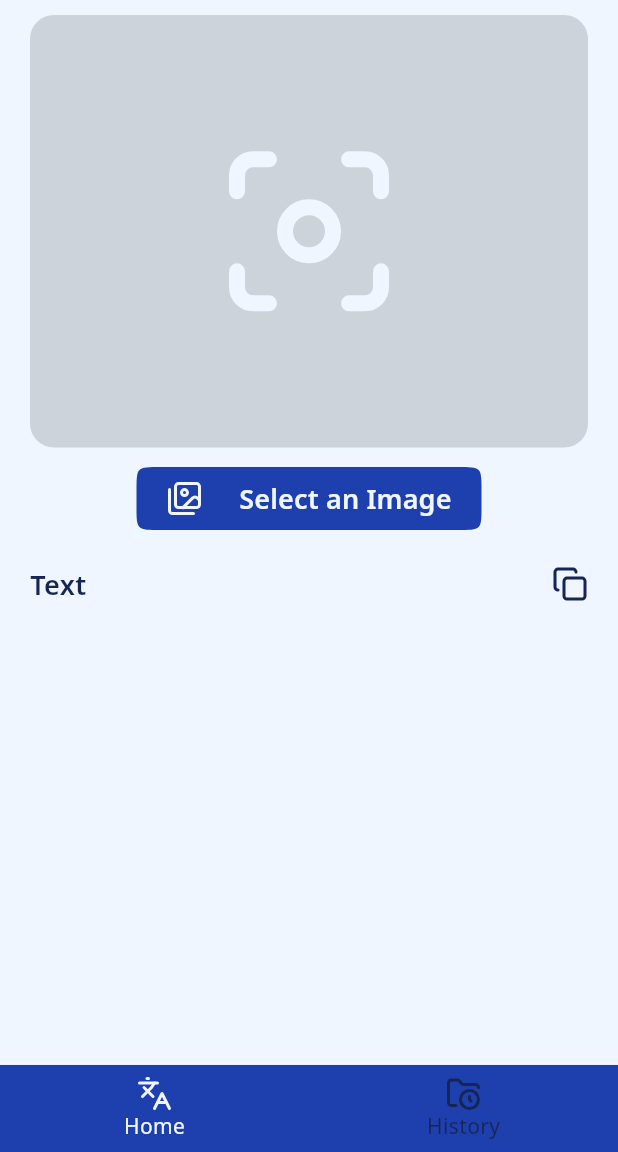
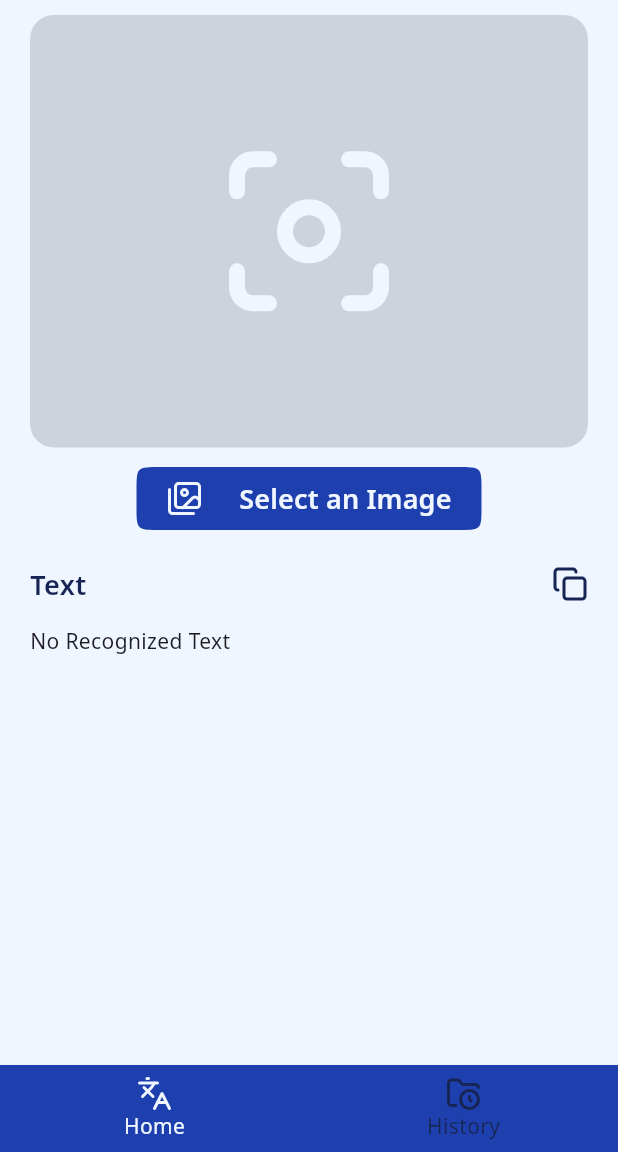
Before and after one commit to uchamod/AI-SaaS-Application-, a Flutter app: the screen it shows after launch, on a phone screen of 412 x 824 dp, the part 84-1236 px from its top. Run offline on Flutter 3.47's test engine with Material 3 defaults, Android fonts, the light colour scheme and no system bars; our stand-ins replace firebase_core, flutter_svg, google_fonts, image_picker; missing offline and left inert: google_mlkit_text_recognition; accounts and stored records are empty.

Commit message:
integrate AI and ML model using google ML kit

```diff
--- a/lib/pages/homepage.dart
+++ b/lib/pages/homepage.dart
@@ -2,7 +2,9 @@ import 'package:ai_saas_application/constant/colors.dart';
 import 'package:ai_saas_application/constant/textstyles.dart';
 import 'package:ai_saas_application/widget/image_box.dart';
 import 'package:flutter/material.dart';
+import 'package:flutter/services.dart';
 import 'package:flutter_svg/flutter_svg.dart';
+import 'package:google_mlkit_text_recognition/google_mlkit_text_recognition.dart';
 import 'package:image_picker/image_picker.dart';
 
 class Homepage extends StatefulWidget {
@@ -15,6 +17,9 @@ class Homepage extends StatefulWidget {
 class _HomepageState extends State<Homepage> {
   bool _isImagePicked = false;
   String? imagePath;
+  bool isProgressing = false;
+  late TextRecognizer textRecognizer;
+  String recognizeText = "";
   //File? _imageFile;
   //pick image
   Future<void> imagePicker(ImageSource source) async {
@@ -27,6 +32,68 @@ class _HomepageState extends State<Homepage> {
       _isImagePicked = true;
       imagePath = image.path;
     });
+  }
+
+  //Prosses and text regognition
+  void _textProsser() async {
+    if (!_isImagePicked) {
+      return null;
+    }
+    setState(() {
+      isProgressing = true;
+      recognizeText = "";
+    });
+    try {
+      InputImage inputImage = InputImage.fromFilePath(imagePath!);
+      RecognizedText recognizedText =
+          await textRecognizer.processImage(inputImage);
+
+      //extract text from image
+      for (TextBlock textBlock in recognizedText.blocks) {
+        for (TextLine textLine in textBlock.lines) {
+          recognizeText += "${textLine.text}\n";
+        }
+      }
+      print(recognizeText);
+    } catch (err) {
+      print(err.toString());
+      ScaffoldMessenger.of(context).showSnackBar(
+        SnackBar(
+          backgroundColor: primaryColor,
+          content: Text(
+            "Unclear or No Text Image",
+            style: Typhography().body,
+          ),
+        ),
+      );
+      if (!mounted) {
+        return;
+      }
+    } finally {
+      setState(() {
+        isProgressing = false;
+        _isImagePicked = false;
+      });
+    }
+  }
+
+  //copy recogniezd text to clipboard
+  void _copyToClipboard() async {
+    if (recognizeText.isNotEmpty) {
+      await Clipboard.setData(ClipboardData(text: recognizeText));
+      if (!mounted) {
+        return;
+      }
+      ScaffoldMessenger.of(context).showSnackBar(
+        SnackBar(
+          backgroundColor: secondaryColor,
+          content: Text(
+            "Text copy to clipboard!",
+            style: Typhography().body.copyWith(color: terneryColor),
+          ),
+        ),
+      );
+    }
   }
 
   void _showModelBottomSheet() {
@@ -70,6 +137,13 @@ class _HomepageState extends State<Homepage> {
   }
 
   @override
+  void initState() {
+    textRecognizer = TextRecognizer(script: TextRecognitionScript.latin);
+
+    super.initState();
+  }
+
+  @override
   Widget build(BuildContext context) {
     return Scaffold(
       appBar: AppBar(
@@ -87,18 +161,26 @@ class _HomepageState extends State<Homepage> {
             const SizedBox(
               height: commonPadding,
             ),
-            //select image
+            //select image and procsss button
             ElevatedButton(
               onPressed: () {
+                if (_isImagePicked) {
+                  _textProsser();
+                } else {
                   _showModelBottomSheet();
+                }
               },
               child: Row(
                 mainAxisAlignment: MainAxisAlignment.spaceBetween,
                 children: [
-                  SvgPicture.asset(
+                  isProgressing
+                      ? const CircularProgressIndicator(
+                          color: secondaryColor,
+                        )
+                      : SvgPicture.asset(
                           "assets/images.svg",
-                    colorFilter:
-                        const ColorFilter.mode(secondaryColor, BlendMode.srcIn),
+                          colorFilter: const ColorFilter.mode(
+                              secondaryColor, BlendMode.srcIn),
                           height: 24,
                           width: 24,
                           semanticsLabel: 'My SVG Image',
@@ -115,6 +197,7 @@ class _HomepageState extends State<Homepage> {
                 ],
               ),
             ),
+            //copy section
             const SizedBox(
               height: horizontalPadding,
             ),
@@ -125,7 +208,9 @@ class _HomepageState extends State<Homepage> {
                   "Text",
                   style: Typhography().title.copyWith(color: terneryColor),
                 ),
-                SvgPicture.asset(
+                InkWell(
+                  onTap: _copyToClipboard,
+                  child: SvgPicture.asset(
                     "assets/copy.svg",
                     colorFilter:
                         const ColorFilter.mode(terneryColor, BlendMode.srcIn),
@@ -133,8 +218,30 @@ class _HomepageState extends State<Homepage> {
                     width: 24,
                     semanticsLabel: 'My SVG Image',
                   ),
+                ),
               ],
+            ),
+            const SizedBox(
+              height: verticalPadding,
+            ),
+            //show recognized text
+            if (!isProgressing) ...[
+              Expanded(
+                child: Scrollbar(
+                  child: SingleChildScrollView(
+                    child: Row(
+                      children: [
+                        Flexible(
+                          child: SelectableText(recognizeText.isEmpty
+                              ? "No Recognized Text"
+                              : recognizeText),
                         )
+                      ],
+                    ),
+                  ),
+                ),
+              ),
+            ]
           ],
         ),
       ),
```
Lines whose indentation alone changed are shown as unchanged.
